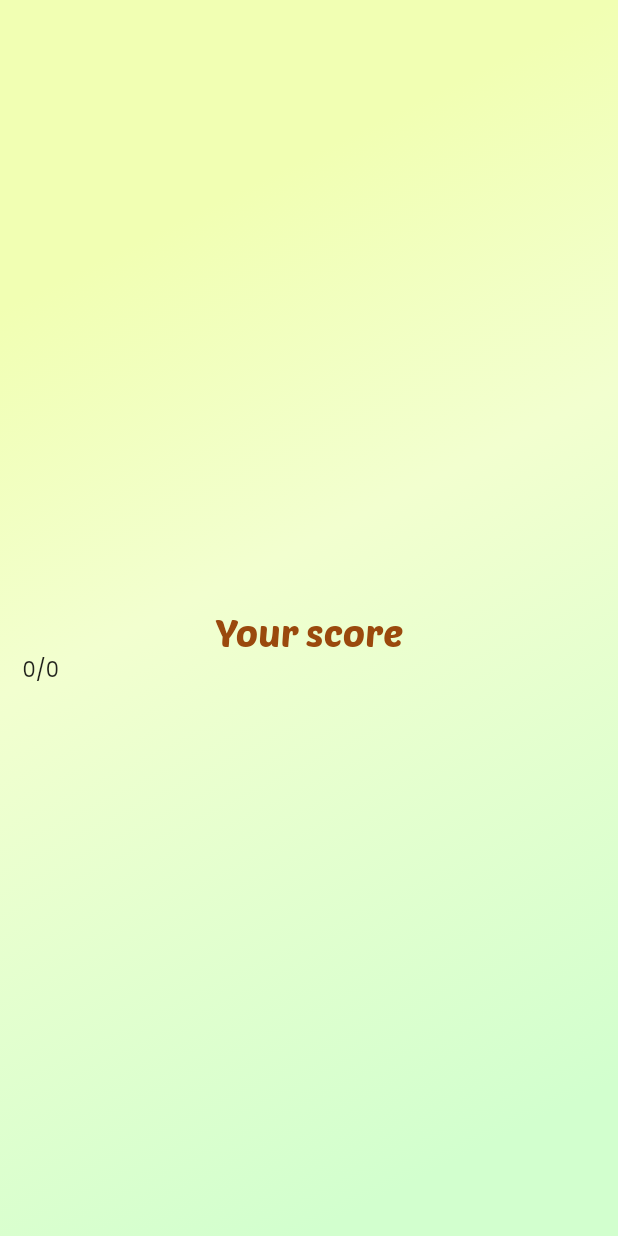
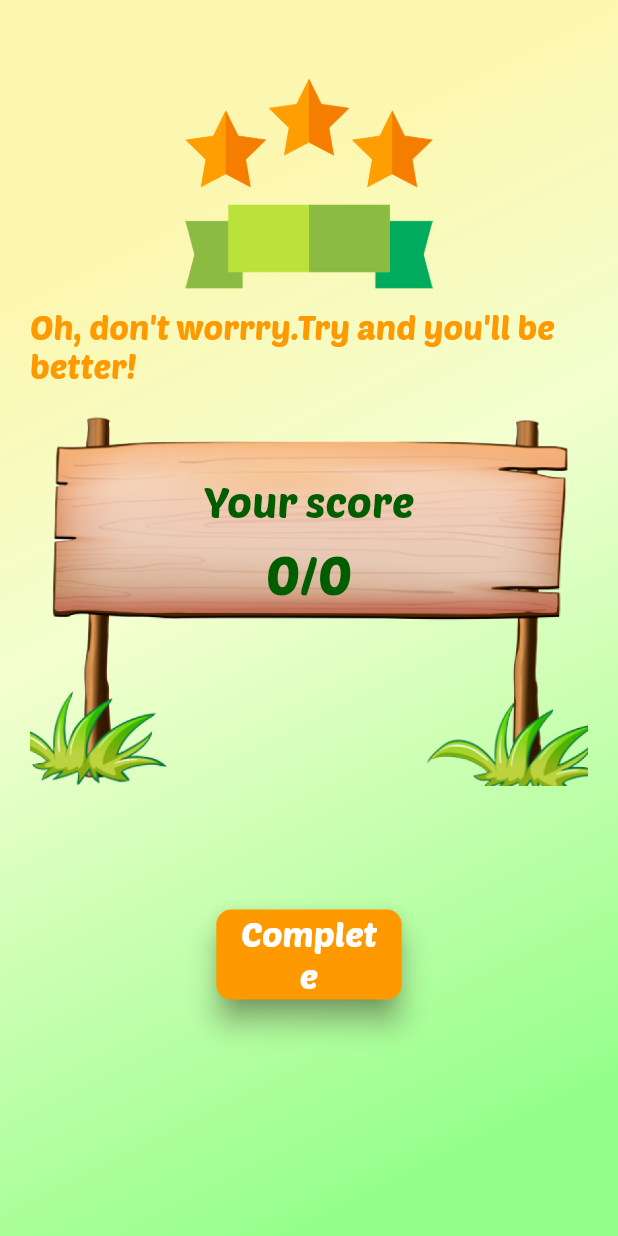
Before and after one commit to nguyenhoang292211/English-app, a Flutter app: the ResultLearningScreen widget shown alone on an empty page, opened directly, on a phone screen of 412 x 824 dp. Run offline on Flutter 3.47's test engine with Material 2 defaults, Android fonts, the phone set to English and light mode, and no system bars; our stand-ins replace card_swiper, cloud_firestore, firebase_auth, firebase_core, firebase_storage, flip_card and 5 more; missing offline and left inert: dart:html, ndialog, word_search; accounts and stored records are empty; network calls fail; statements that could not run were skipped.

Commit message:
Update game

```diff
--- a/lib/main.dart
+++ b/lib/main.dart
@@ -2,6 +2,7 @@ import 'package:firebase_core/firebase_core.dart';
 import 'package:flutter/material.dart';
 import 'package:get/get.dart';
 import 'package:salomon_bottom_bar/salomon_bottom_bar.dart';
+import 'package:vocabulary_learning/controllers/auth_controller.dart';
 import 'package:vocabulary_learning/controllers/bottom_tab_controller.dart';
 import 'package:vocabulary_learning/controllers/flashcard_controller.dart';
 import 'package:vocabulary_learning/screens/auth/signin_screen.dart';
--- a/lib/screens/home/home_screen.dart
+++ b/lib/screens/home/home_screen.dart
@@ -5,6 +5,7 @@ import 'dart:math';
 import 'package:flutter/material.dart';
 import 'package:get/get.dart';
 import 'package:vocabulary_learning/colors.dart';
+import 'package:vocabulary_learning/constants/controllers.dart';
 import 'package:vocabulary_learning/controllers/topic_controller.dart';
 import 'package:vocabulary_learning/screens/home/components/grammar_home.dart';
 import 'package:vocabulary_learning/screens/home/components/topic_card.dart';
@@ -81,8 +82,8 @@ class HomeScreen extends StatelessWidget {
                 children: [
                   Column(
                     crossAxisAlignment: CrossAxisAlignment.start,
-                    children: const [
-                      Text(
+                    children: [
+                      const Text(
                         "Good morning,",
                         style: TextStyle(
                           fontFamily: "PoetsenOne",
@@ -90,11 +91,12 @@ class HomeScreen extends StatelessWidget {
                           color: kblack,
                         ),
                       ),
-                      Text("Helen",
-                          style: TextStyle(
+                      Obx(() => Text(
+                          authController.userModel.value.name ?? "Helen",
+                          style: const TextStyle(
                               fontFamily: "PoetsenOne",
                               fontSize: 32,
-                              color: kmainOrange))
+                              color: kmainOrange)))
                     ],
                   ),
                   CircleAvatar(
@@ -122,7 +124,7 @@ class HomeScreen extends StatelessWidget {
                     child: Container(
                       padding: const EdgeInsets.symmetric(
                           horizontal: 15, vertical: 8),
-                      height: size.height*0.15,
+                      height: size.height * 0.15,
                       width: size.width * 0.9,
                       decoration: BoxDecoration(
                           color: const Color.fromARGB(255, 253, 255, 143),
@@ -195,14 +197,14 @@ class HomeScreen extends StatelessWidget {
               color: kmainBrown,
             ),
           ),
-          Text(
-            "Show all >",
-            style: TextStyle(
-              fontFamily: "Poppins",
-              fontSize: 14,
-              color: kmainBrown,
-            ),
-          ),
+          // Text(
+          //   "Show all >",
+          //   style: TextStyle(
+          //     fontFamily: "Poppins",
+          //     fontSize: 14,
+          //     color: kmainBrown,
+          //   ),
+          // ),
         ],
       ),
       const SizedBox(
--- a/lib/screens/home/topic/learning/result_screen.dart
+++ b/lib/screens/home/topic/learning/result_screen.dart
@@ -1,6 +1,10 @@
+import 'dart:html';
+
+import 'package:flutter/cupertino.dart';
 import 'package:flutter/material.dart';
 import 'package:get/get.dart';
 import 'package:vocabulary_learning/colors.dart';
+import 'package:vocabulary_learning/components/main_button.dart';
 import 'package:vocabulary_learning/controllers/learning_controller.dart';
 import 'package:vocabulary_learning/controllers/topic_controller.dart';
 import 'package:vocabulary_learning/screens/home/topic/topic_screen.dart';
@@ -24,34 +28,90 @@ class ResultLearningScreen extends StatelessWidget {
             return Container(
               width: size.width,
               padding: const EdgeInsets.only(
-                  right: 15, left: 15, top: 50, bottom: 10),
+                  right: 20, left: 20, top: 40, bottom: 10),
               decoration: const BoxDecoration(
                   gradient: LinearGradient(
                       colors: [
-                        Color.fromARGB(255, 241, 255, 179),
+                        Color.fromARGB(255, 252, 247, 176),
                         Color.fromARGB(255, 242, 255, 207),
-                        Color.fromARGB(255, 210, 255, 206),
+                        Color.fromARGB(255, 148, 255, 138),
                       ],
                       begin: Alignment.topLeft,
                       end: Alignment.bottomRight,
                       stops: [0.2, 0.45, 0.9])),
               child: Column(
-                mainAxisAlignment: MainAxisAlignment.center,
                 children: [
-                  const Text(
-                    "Your score",
-                    style: TextStyle(
-                      color: kmainBrown,
-                      fontSize: 25,
-                      fontFamily: 'PoetsenOne',
+                  Image(
+                      image: const AssetImage('asset/images/score.png'),
+                      fit: BoxFit.fitHeight,
+                      height: size.height * 0.2),
+                  Text(
+                    learningCtrl.correctAnswer < 2
+                        ? "Oh, don't worrry.Try and you'll be better!"
+                        : learningCtrl.correctAnswer <
+                                learningCtrl.learnings.length - 2
+                            ? "I can see your effort,let's try continously."
+                            : "Congratulation!",
+                    style: const TextStyle(
+                        color: kmainOrange,
+                        fontSize: 22,
+                        fontFamily: 'PoetsenOne',
+                        decoration: TextDecoration.none),
+                  ),
+                  const SizedBox(
+                    height: 20,
+                  ),
+                  Container(
+                    width: size.width * 0.95,
+                    height: size.height * 0.3,
+                    decoration: const BoxDecoration(
+                        image: DecorationImage(
+                            image: AssetImage("asset/images/scoreAward.png"),
+                            fit: BoxFit.fitWidth)),
+                    child: Column(
+                      mainAxisAlignment: MainAxisAlignment.center,
+                      crossAxisAlignment: CrossAxisAlignment.center,
+                      children: [
+                        const Text(
+                          "Your score",
+                          style: TextStyle(
+                              color: kfirstGradientBack,
+                              fontSize: 28,
+                              fontFamily: 'PoetsenOne',
+                              decoration: TextDecoration.none),
+                        ),
+                        const SizedBox(
+                          height: 10,
+                        ),
+                        Row(
+                          mainAxisAlignment: MainAxisAlignment.center,
+                          children: [
+                            Text(
+                              '${learningCtrl.correctAnswer}/${learningCtrl.learnings.length}',
+                              style: const TextStyle(
+                                  color: kfirstGradientBack,
+                                  fontSize: 35,
+                                  fontFamily: 'PoetsenOne',
+                                  decoration: TextDecoration.none),
+                            )
+                          ],
+                        ),
+                        const SizedBox(
+                          height: 80,
+                        )
+                      ],
                     ),
                   ),
-                  Row(
-                    children: [
-                      Text(
-                          '${learningCtrl.correctAnswer}/${learningCtrl.learnings.length}')
-                    ],
-                  )
+                  SizedBox(
+                    height: size.height * 0.1,
+                  ),
+                  MainButton(
+                      text: "Complete",
+                      width: size.width * 0.3,
+                      onPressed: () {
+                        Navigator.pop(context);
+                        Navigator.pop(context);
+                      })
                 ],
               ),
             );
```
Also changed, not shown: lib/screens/home/topic/game/game_screen.dart (+1 -24 lines).
